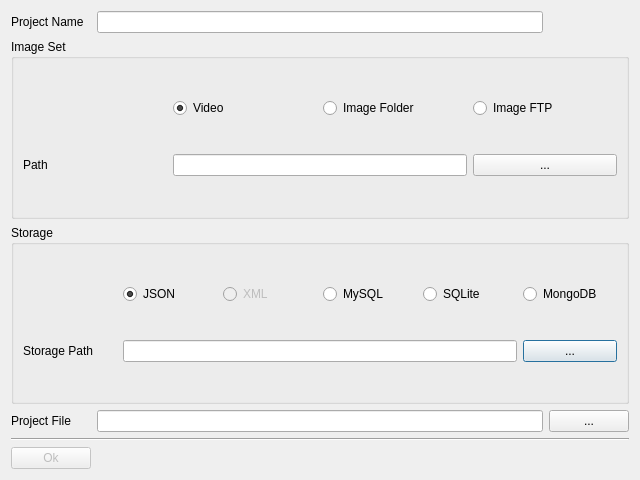
This is source/annotator/source/newprojectdialog.ui in annotatorproject/annotator as Qt 5 draws it before an edit. The edited form follows.
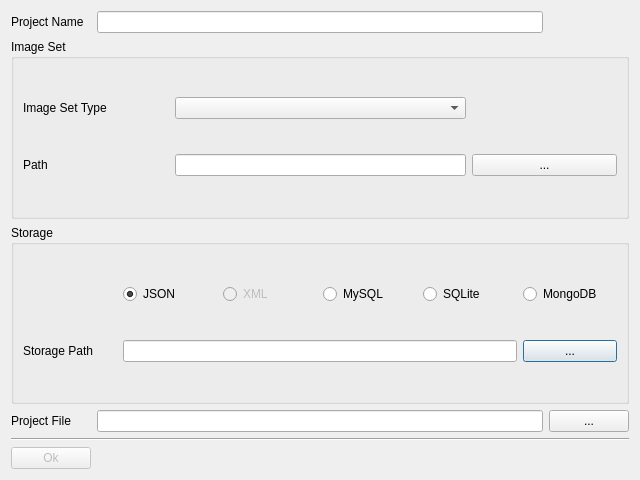
This is the edited form.

Commit message: updates in newproject dialog

```diff
--- a/source/annotator/source/newprojectdialog.ui
+++ b/source/annotator/source/newprojectdialog.ui
@@ -134,13 +134,6 @@
         </property>
        </widget>
       </item>
-      <item row="0" column="3">
-       <widget class="QRadioButton" name="imagesRadioButton">
-        <property name="text">
-         <string>Image Folder</string>
-        </property>
-       </widget>
-      </item>
       <item row="1" column="0">
        <widget class="QLabel" name="label_4">
         <property name="text">
@@ -148,20 +141,13 @@
         </property>
        </widget>
       </item>
-      <item row="0" column="2">
-       <widget class="QRadioButton" name="videoRadioButton">
-        <property name="text">
-         <string>Video</string>
-        </property>
-        <property name="checked">
-         <bool>true</bool>
-        </property>
-       </widget>
+      <item row="0" column="2" colspan="2">
+       <widget class="QComboBox" name="imageSetComboBox"/>
       </item>
-      <item row="0" column="4">
-       <widget class="QRadioButton" name="imageFTPRadioButton">
+      <item row="0" column="0">
+       <widget class="QLabel" name="label_5">
         <property name="text">
-         <string>Image FTP</string>
+         <string>Image Set Type</string>
         </property>
        </widget>
       </item>
```
The commit also changes 1 other file.
